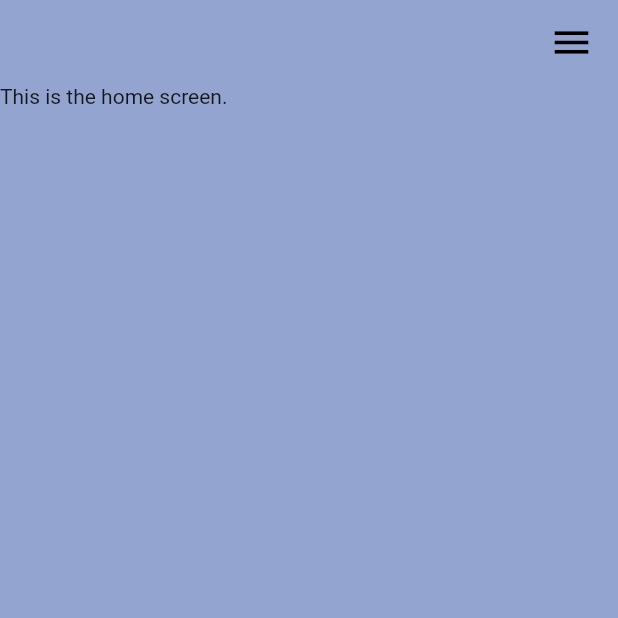
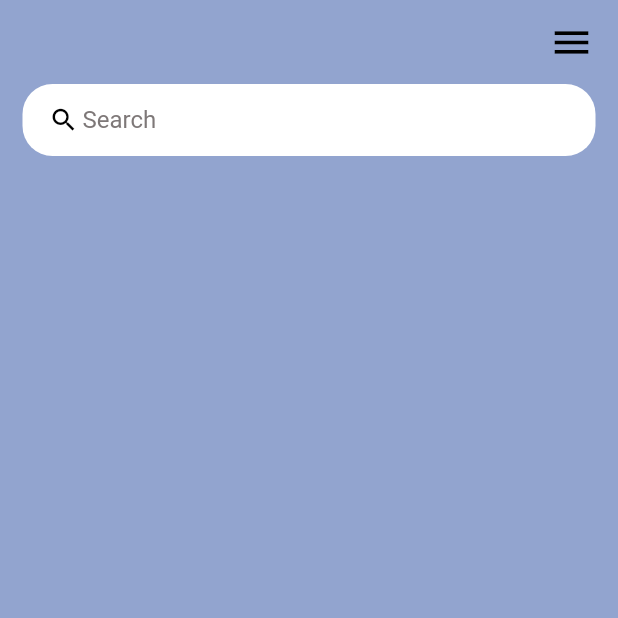
Before and after one commit to Brandon-T-Yates/Flow-Muse, a Flutter app: the screen it shows after launch, on a phone screen of 412 x 824 dp, the top half of it. Run offline on Flutter 3.47's test engine with Material 2 defaults, Android fonts, the phone set to English and light mode, and no system bars.

Commit message:
Search bar integrated and functions

```diff
--- a/lib/constants/colors.dart
+++ b/lib/constants/colors.dart
@@ -14,3 +14,4 @@ const Color highP = Color(0xFFD6B235);
 // Normal Colors
 
 const Color black = Color(0xFF000000);
+const Color grey = Color.fromARGB(255, 126, 120, 120);
--- a/lib/screens/home.dart
+++ b/lib/screens/home.dart
@@ -8,10 +8,47 @@ class Home extends StatelessWidget {
   Widget build(BuildContext context) {
     return Scaffold(
       backgroundColor: appBackBlue,
-      appBar: AppBar(
+      appBar: _buldAppBar(),
+      body: Container(
+        padding: EdgeInsets.symmetric(horizontal: 15),
+        child: Column(
+          children: [
+            Container(
+              padding: EdgeInsets.symmetric(horizontal: 15),
+              decoration: BoxDecoration(
+                color: Colors.white,
+                borderRadius: BorderRadius.circular(20)
+              ),
+              child: const TextField(
+                decoration: InputDecoration(
+                  contentPadding: EdgeInsets.all(0),
+                  prefixIcon: Icon(
+                    Icons.search,
+                    color: black,
+                    size: 20,
+                    ),
+                    prefixIconConstraints: BoxConstraints(
+                      maxHeight: 20,
+                      minWidth: 25
+                    ),
+                    border: InputBorder.none,
+                    hintText: 'Search',
+                    hintStyle: TextStyle(
+                      color: grey
+                    ),
+                ),
+              ),
+            )
+          ]),
+      ),
+    );
+  }
+
+  AppBar _buldAppBar() {
+    return AppBar(
       backgroundColor: appBackBlue,
       elevation: 0,
-        title:  Row(
+      title:  const Row(
         children: [
           Spacer(), // Add Spacer to push the icon to the right
           Icon(
@@ -21,10 +58,6 @@ class Home extends StatelessWidget {
           ),
         ],
       ),
-      ),
-      body: Container(
-        child: Text('This is the home screen.'),
-      ),
     );
   }
 }
```
Lines whose indentation alone changed are shown as unchanged.
